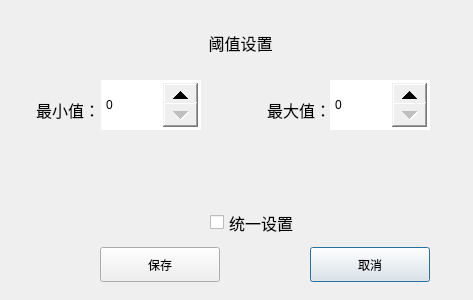
The window that BusBar-Qt/setting/setthreshold/setthresholddlg.ui (ChinaClever/BusBar) describes before a commit, drawn with Qt 5.
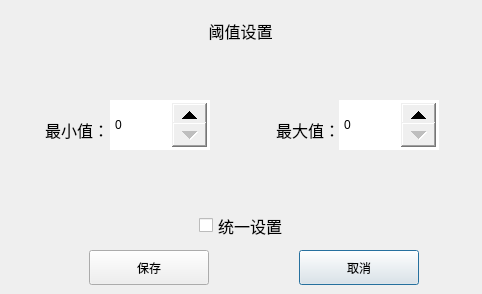
The same window after the commit. Custom widgets are drawn as their Qt base class.

```diff
--- a/BusBar-Qt/setting/setthreshold/setthresholddlg.ui
+++ b/BusBar-Qt/setting/setthreshold/setthresholddlg.ui
@@ -6,8 +6,8 @@
    <rect>
     <x>0</x>
     <y>0</y>
-    <width>473</width>
-    <height>300</height>
+    <width>482</width>
+    <height>294</height>
    </rect>
   </property>
   <property name="windowTitle">
@@ -16,8 +16,8 @@
   <widget class="QPushButton" name="cancelBtn">
    <property name="geometry">
     <rect>
-     <x>310</x>
-     <y>247</y>
+     <x>299</x>
+     <y>250</y>
      <width>120</width>
      <height>35</height>
     </rect>
@@ -35,8 +35,8 @@
   <widget class="QSpinBox" name="maxBox">
    <property name="geometry">
     <rect>
-     <x>330</x>
-     <y>80</y>
+     <x>339</x>
+     <y>100</y>
      <width>100</width>
      <height>50</height>
     </rect>
@@ -61,8 +61,8 @@
   <widget class="MyLabel" name="label_2">
    <property name="geometry">
     <rect>
-     <x>0</x>
-     <y>90</y>
+     <x>9</x>
+     <y>110</y>
      <width>100</width>
      <height>40</height>
     </rect>
@@ -82,8 +82,8 @@
   <widget class="QPushButton" name="saveBtn">
    <property name="geometry">
     <rect>
-     <x>100</x>
-     <y>247</y>
+     <x>89</x>
+     <y>250</y>
      <width>120</width>
      <height>35</height>
     </rect>
@@ -101,8 +101,8 @@
   <widget class="QSpinBox" name="minBox">
    <property name="geometry">
     <rect>
-     <x>101</x>
-     <y>80</y>
+     <x>110</x>
+     <y>100</y>
      <width>100</width>
      <height>50</height>
     </rect>
@@ -133,10 +133,10 @@
   <widget class="QLabel" name="titleLab">
    <property name="geometry">
     <rect>
-     <x>10</x>
-     <y>12</y>
-     <width>461</width>
-     <height>61</height>
+     <x>30</x>
+     <y>10</y>
+     <width>421</width>
+     <height>41</height>
     </rect>
    </property>
    <property name="font">
@@ -154,8 +154,8 @@
   <widget class="QCheckBox" name="checkBox">
    <property name="geometry">
     <rect>
-     <x>210</x>
-     <y>207</y>
+     <x>199</x>
+     <y>210</y>
      <width>121</width>
      <height>31</height>
     </rect>
@@ -178,8 +178,8 @@
   <widget class="MyLabel" name="label_3">
    <property name="geometry">
     <rect>
-     <x>231</x>
-     <y>90</y>
+     <x>240</x>
+     <y>110</y>
      <width>100</width>
      <height>40</height>
     </rect>
```
